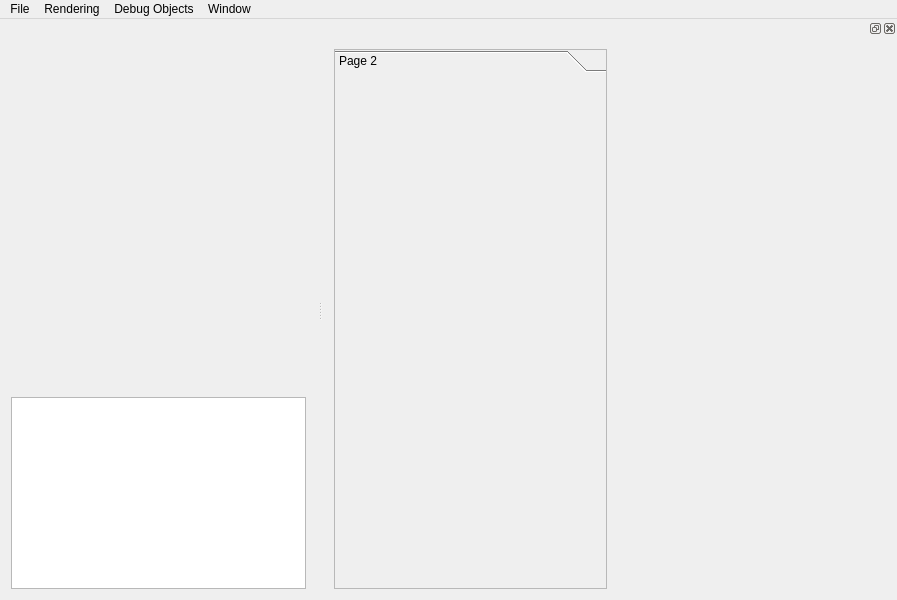
Qt form cg3/viewer/mainwindow.ui (cg3hci/cg3lib) before a commit.
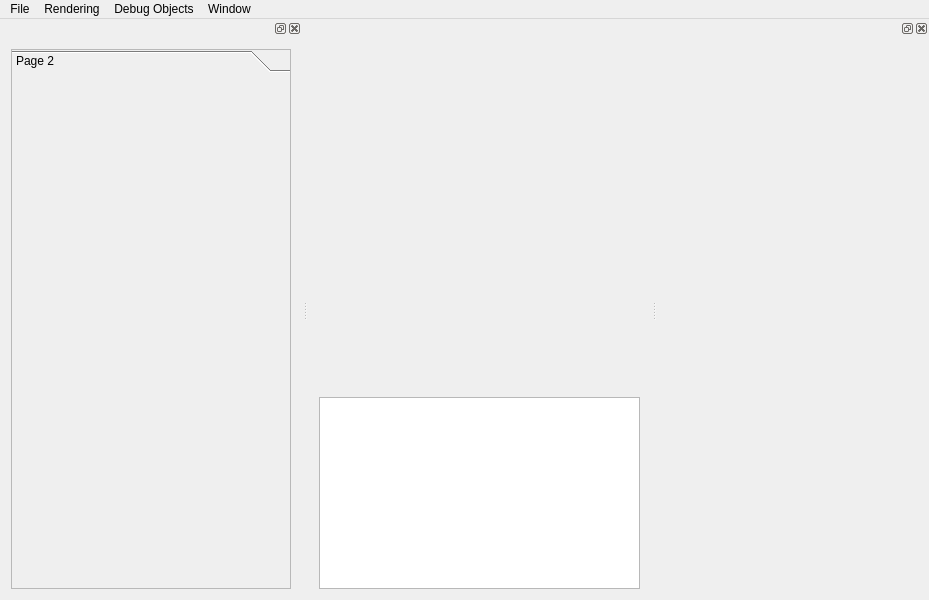
The same form after that commit. Custom widgets are drawn as their Qt base class.

Commit message: toolbox to left side of mainWindow

```diff
--- a/cg3/viewer/mainwindow.ui
+++ b/cg3/viewer/mainwindow.ui
@@ -6,7 +6,7 @@
    <rect>
     <x>0</x>
     <y>0</y>
-    <width>897</width>
+    <width>929</width>
     <height>600</height>
    </rect>
   </property>
@@ -27,17 +27,7 @@
   </property>
   <widget class="QWidget" name="centralWidget">
    <layout class="QGridLayout" name="gridLayout">
-    <item row="0" column="0">
-     <widget class="cg3::viewer::GLCanvas" name="glCanvas" native="true">
-      <property name="sizePolicy">
-       <sizepolicy hsizetype="Preferred" vsizetype="Expanding">
-        <horstretch>0</horstretch>
-        <verstretch>0</verstretch>
-       </sizepolicy>
-      </property>
-     </widget>
-    </item>
-    <item row="1" column="0">
+    <item row="1" column="1">
      <widget class="QTextEdit" name="console">
       <property name="sizePolicy">
        <sizepolicy hsizetype="Expanding" vsizetype="Minimum">
@@ -47,6 +37,16 @@
       </property>
      </widget>
     </item>
+    <item row="0" column="1">
+     <widget class="cg3::viewer::GLCanvas" name="glCanvas" native="true">
+      <property name="sizePolicy">
+       <sizepolicy hsizetype="Preferred" vsizetype="Expanding">
+        <horstretch>0</horstretch>
+        <verstretch>0</verstretch>
+       </sizepolicy>
+      </property>
+     </widget>
+    </item>
    </layout>
   </widget>
   <widget class="QMenuBar" name="menuBar">
@@ -54,7 +54,7 @@
     <rect>
      <x>0</x>
      <y>0</y>
-     <width>897</width>
+     <width>929</width>
      <height>22</height>
     </rect>
    </property>
@@ -116,76 +116,19 @@
    </property>
    <property name="minimumSize">
     <size>
-     <width>574</width>
-     <height>575</height>
+     <width>300</width>
+     <height>138</height>
     </size>
    </property>
-   <property name="autoFillBackground">
-    <bool>false</bool>
-   </property>
-   <property name="features">
-    <set>QDockWidget::AllDockWidgetFeatures</set>
-   </property>
    <property name="allowedAreas">
     <set>Qt::NoDockWidgetArea</set>
    </property>
    <attribute name="dockWidgetArea">
-    <number>2</number>
+    <number>1</number>
    </attribute>
-   <widget class="QWidget" name="dockWidgetContents">
-    <property name="sizePolicy">
-     <sizepolicy hsizetype="MinimumExpanding" vsizetype="Preferred">
-      <horstretch>0</horstretch>
-      <verstretch>0</verstretch>
-     </sizepolicy>
-    </property>
-    <property name="layoutDirection">
-     <enum>Qt::RightToLeft</enum>
-    </property>
-    <layout class="QGridLayout" name="gridLayout_2">
-     <item row="0" column="0">
-      <widget class="QScrollArea" name="scrollArea">
-       <property name="sizePolicy">
-        <sizepolicy hsizetype="Expanding" vsizetype="MinimumExpanding">
-         <horstretch>0</horstretch>
-         <verstretch>0</verstretch>
-        </sizepolicy>
-       </property>
-       <property name="minimumSize">
-        <size>
-         <width>250</width>
-         <height>0</height>
-        </size>
-       </property>
-       <property name="layoutDirection">
-        <enum>Qt::LeftToRight</enum>
-       </property>
-       <property name="frameShape">
-        <enum>QFrame::NoFrame</enum>
-       </property>
-       <property name="frameShadow">
-        <enum>QFrame::Plain</enum>
-       </property>
-       <property name="widgetResizable">
-        <bool>true</bool>
-       </property>
-       <property name="alignment">
-        <set>Qt::AlignLeading|Qt::AlignLeft|Qt::AlignTop</set>
-       </property>
-       <widget class="QWidget" name="scrollAreaWidgetContents">
-        <property name="geometry">
-         <rect>
-          <x>0</x>
-          <y>0</y>
-          <width>275</width>
-          <height>541</height>
-         </rect>
-        </property>
-        <layout class="QVBoxLayout" name="verticalLayout_2"/>
-       </widget>
-      </widget>
-     </item>
-     <item row="0" column="1" rowspan="2">
+   <widget class="QWidget" name="dockWidgetContents_2">
+    <layout class="QVBoxLayout" name="verticalLayout">
+     <item>
       <widget class="QToolBox" name="toolBox">
        <property name="sizePolicy">
         <sizepolicy hsizetype="MinimumExpanding" vsizetype="Expanding">
@@ -195,7 +138,7 @@
        </property>
        <property name="minimumSize">
         <size>
-         <width>250</width>
+         <width>280</width>
          <height>0</height>
         </size>
        </property>
@@ -216,7 +159,7 @@
          <rect>
           <x>0</x>
           <y>0</y>
-          <width>273</width>
+          <width>280</width>
           <height>508</height>
          </rect>
         </property>
@@ -229,6 +172,60 @@
     </layout>
    </widget>
   </widget>
+  <widget class="QDockWidget" name="dockDrawList">
+   <property name="allowedAreas">
+    <set>Qt::LeftDockWidgetArea|Qt::RightDockWidgetArea</set>
+   </property>
+   <attribute name="dockWidgetArea">
+    <number>2</number>
+   </attribute>
+   <widget class="QWidget" name="dockWidgetContents_5">
+    <layout class="QVBoxLayout" name="verticalLayout_3">
+     <item>
+      <widget class="QScrollArea" name="scrollArea">
+       <property name="sizePolicy">
+        <sizepolicy hsizetype="MinimumExpanding" vsizetype="MinimumExpanding">
+         <horstretch>0</horstretch>
+         <verstretch>0</verstretch>
+        </sizepolicy>
+       </property>
+       <property name="minimumSize">
+        <size>
+         <width>250</width>
+         <height>0</height>
+        </size>
+       </property>
+       <property name="layoutDirection">
+        <enum>Qt::LeftToRight</enum>
+       </property>
+       <property name="frameShape">
+        <enum>QFrame::NoFrame</enum>
+       </property>
+       <property name="frameShadow">
+        <enum>QFrame::Plain</enum>
+       </property>
+       <property name="widgetResizable">
+        <bool>true</bool>
+       </property>
+       <property name="alignment">
+        <set>Qt::AlignLeading|Qt::AlignLeft|Qt::AlignTop</set>
+       </property>
+       <widget class="QWidget" name="scrollAreaWidgetContents">
+        <property name="geometry">
+         <rect>
+          <x>0</x>
+          <y>0</y>
+          <width>250</width>
+          <height>541</height>
+         </rect>
+        </property>
+        <layout class="QVBoxLayout" name="verticalLayout_2"/>
+       </widget>
+      </widget>
+     </item>
+    </layout>
+   </widget>
+  </widget>
   <action name="actionSave_Snapshot">
    <property name="text">
     <string>Save Snapshot</string>
```
Left out of the diff: 4 changed lines with no effect on the pictures. The commit also changes 1 other file.
